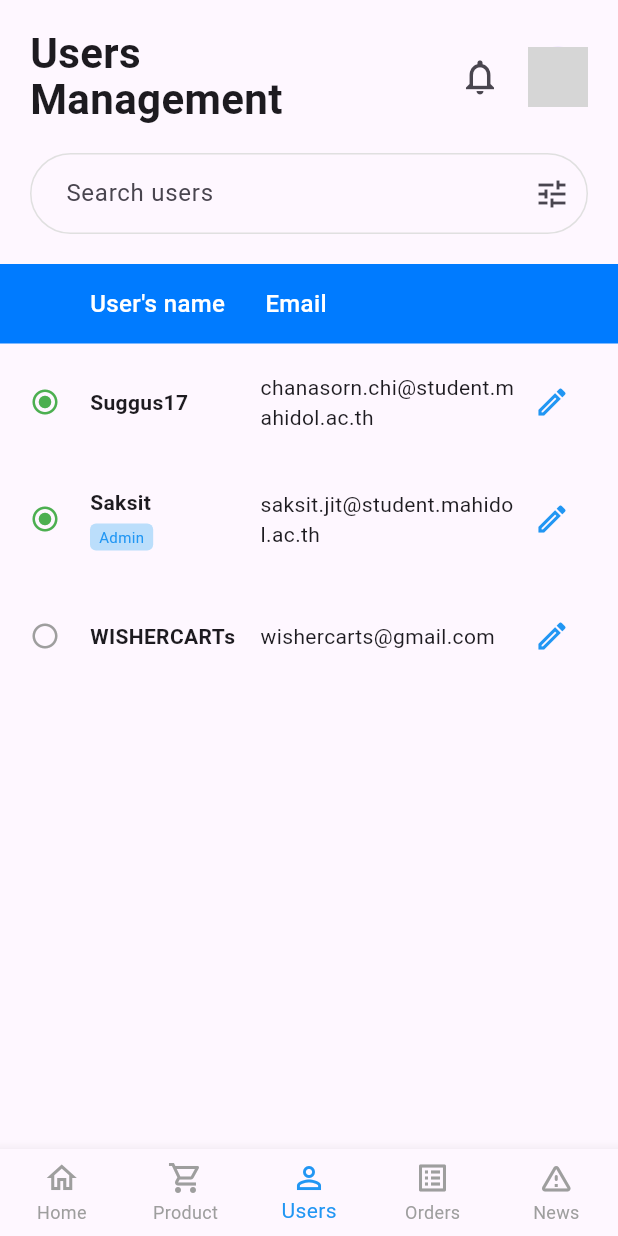
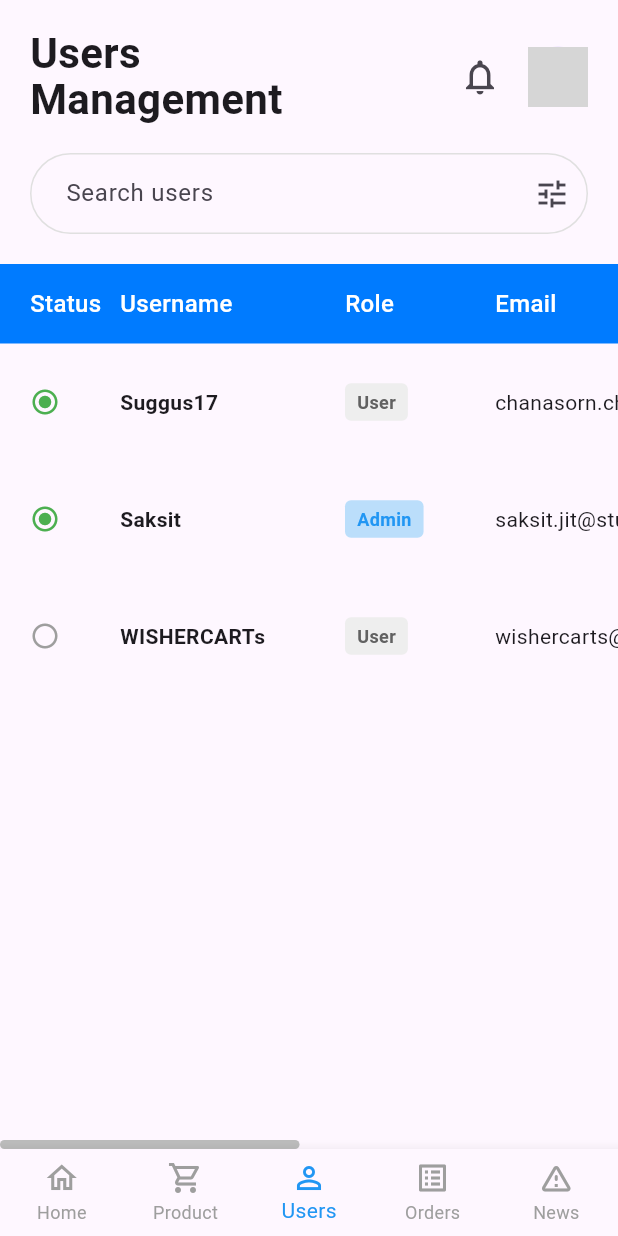
Before and after one commit to Saksit-Jittasopee/ITDS283-IKillAir-6787015-6787077, a Flutter app: the screen it shows after launch, item 3 of the bottom bar chosen, on a phone screen of 412 x 824 dp. Run offline on Flutter 3.47's test engine with Material 3 defaults, Android fonts, the phone set to English and light mode, and no system bars; our stand-ins replace flutter_dotenv, geolocator, image_picker; network calls fail; grey boxes are pictures that could not be loaded.

Commit message:
fix admin user pages

```diff
--- a/lib/adminPages/adminUser.dart
+++ b/lib/adminPages/adminUser.dart
@@ -12,11 +12,19 @@ class AdminUser extends StatefulWidget {
 }
 
 class _AdminUserState extends State<AdminUser> {
+  final ScrollController _scrollController = ScrollController();
+
   List<Map<String, dynamic>> _users = [
     {'id': 1, 'username': 'Suggus17', 'email': 'chanasorn.chi@student.mahidol.ac.th', 'password': 'password123', 'isAdmin': false, 'isActive': true},
     {'id': 2, 'username': 'Saksit', 'email': 'saksit.jit@student.mahidol.ac.th', 'password': 'password123', 'isAdmin': true, 'isActive': true},
     {'id': 3, 'username': 'WISHERCARTs', 'email': 'wishercarts@gmail.com', 'password': 'password123', 'isAdmin': false, 'isActive': false},
   ];
+
+  @override
+  void dispose() {
+    _scrollController.dispose();
+    super.dispose();
+  }
 
   @override
   Widget build(BuildContext context) {
@@ -78,15 +86,30 @@ class _AdminUserState extends State<AdminUser> {
                 ],
               ),
             ),
+            Expanded(
+              child: Scrollbar(
+                controller: _scrollController,
+                thumbVisibility: true,
+                thickness: 6,
+                radius: const Radius.circular(10),
+                child: SingleChildScrollView(
+                  controller: _scrollController,
+                  scrollDirection: Axis.horizontal,
+                  child: SizedBox(
+                    width: 850,
+                    child: Column(
+                      children: [
                         Container(
                           padding: const EdgeInsets.symmetric(vertical: 15, horizontal: 20),
                           color: const Color(0xFF007BFF),
                           child: Row(
                             children: const [
-                  SizedBox(width: 40),
-                  Expanded(flex: 2, child: Text("User's name", style: TextStyle(color: Colors.white, fontSize: 16, fontWeight: FontWeight.w500))),
-                  Expanded(flex: 3, child: Text("Email", style: TextStyle(color: Colors.white, fontSize: 16, fontWeight: FontWeight.w500))),
-                  SizedBox(width: 40),
+                              SizedBox(width: 60, child: Text("Status", style: TextStyle(color: Colors.white, fontSize: 16, fontWeight: FontWeight.w500))),
+                              SizedBox(width: 150, child: Text("Username", style: TextStyle(color: Colors.white, fontSize: 16, fontWeight: FontWeight.w500))),
+                              SizedBox(width: 100, child: Text("Role", style: TextStyle(color: Colors.white, fontSize: 16, fontWeight: FontWeight.w500))),
+                              SizedBox(width: 250, child: Text("Email", style: TextStyle(color: Colors.white, fontSize: 16, fontWeight: FontWeight.w500))),
+                              SizedBox(width: 120, child: Text("Password", style: TextStyle(color: Colors.white, fontSize: 16, fontWeight: FontWeight.w500))),
+                              SizedBox(width: 60, child: Text("Edit", style: TextStyle(color: Colors.white, fontSize: 16, fontWeight: FontWeight.w500))),
                             ],
                           ),
                         ),
@@ -102,6 +125,12 @@ class _AdminUserState extends State<AdminUser> {
                       ],
                     ),
                   ),
+                ),
+              ),
+            ),
+          ],
+        ),
+      ),
     );
   }
 
@@ -110,32 +139,54 @@ class _AdminUserState extends State<AdminUser> {
       padding: const EdgeInsets.symmetric(vertical: 15),
       child: Row(
         children: [
-          Icon(
+          SizedBox(
+            width: 60,
+            child: Align(
+              alignment: Alignment.centerLeft,
+              child: Icon(
                 user['isActive'] ? Icons.radio_button_checked : Icons.radio_button_unchecked,
                 color: user['isActive'] ? Colors.green : Colors.grey,
                 size: 20,
               ),
-          const SizedBox(width: 20),
-          Expanded(
-            flex: 2,
-            child: Column(
-              crossAxisAlignment: CrossAxisAlignment.start,
-              children: [
-                Text(user['username'], style: const TextStyle(fontSize: 14, fontWeight: FontWeight.bold)),
-                if (user['isAdmin'])
-                  Container(
-                    margin: const EdgeInsets.only(top: 4),
-                    padding: const EdgeInsets.symmetric(horizontal: 6, vertical: 2),
-                    decoration: BoxDecoration(color: Colors.blue.shade100, borderRadius: BorderRadius.circular(4)),
-                    child: const Text('Admin', style: TextStyle(fontSize: 10, color: Colors.blue)),
-                  ),
-              ],
             ),
           ),
-          Expanded(flex: 3, child: Text(user['email'], style: const TextStyle(fontSize: 14))),
-          IconButton(
+          SizedBox(
+            width: 150,
+            child: Text(user['username'], style: const TextStyle(fontSize: 14, fontWeight: FontWeight.bold)),
+          ),
+          SizedBox(
+            width: 100,
+            child: Align(
+              alignment: Alignment.centerLeft,
+              child: Container(
+                padding: const EdgeInsets.symmetric(horizontal: 8, vertical: 4),
+                decoration: BoxDecoration(color: user['isAdmin'] ? Colors.blue.shade100 : Colors.grey.shade200, borderRadius: BorderRadius.circular(4)),
+                child: Text(
+                  user['isAdmin'] ? 'Admin' : 'User',
+                  style: TextStyle(fontSize: 12, color: user['isAdmin'] ? Colors.blue : Colors.grey.shade700, fontWeight: FontWeight.bold),
+                ),
+              ),
+            ),
+          ),
+          SizedBox(
+            width: 250,
+            child: Text(user['email'], style: const TextStyle(fontSize: 14)),
+          ),
+          SizedBox(
+            width: 120,
+            child: Text(user['password'], style: const TextStyle(fontSize: 14, color: Colors.grey)),
+          ),
+          SizedBox(
+            width: 60,
+            child: Align(
+              alignment: Alignment.centerLeft,
+              child: IconButton(
+                padding: EdgeInsets.zero,
+                constraints: const BoxConstraints(),
                 icon: const Icon(Icons.edit_outlined, color: Colors.blue),
                 onPressed: () => _openEditUserPage(context, user, index),
+              ),
+            ),
           ),
         ],
       ),
```
Also changed, not shown: lib/adminPages/addNews.dart (deleted). Lines whose indentation alone changed are shown as unchanged.
